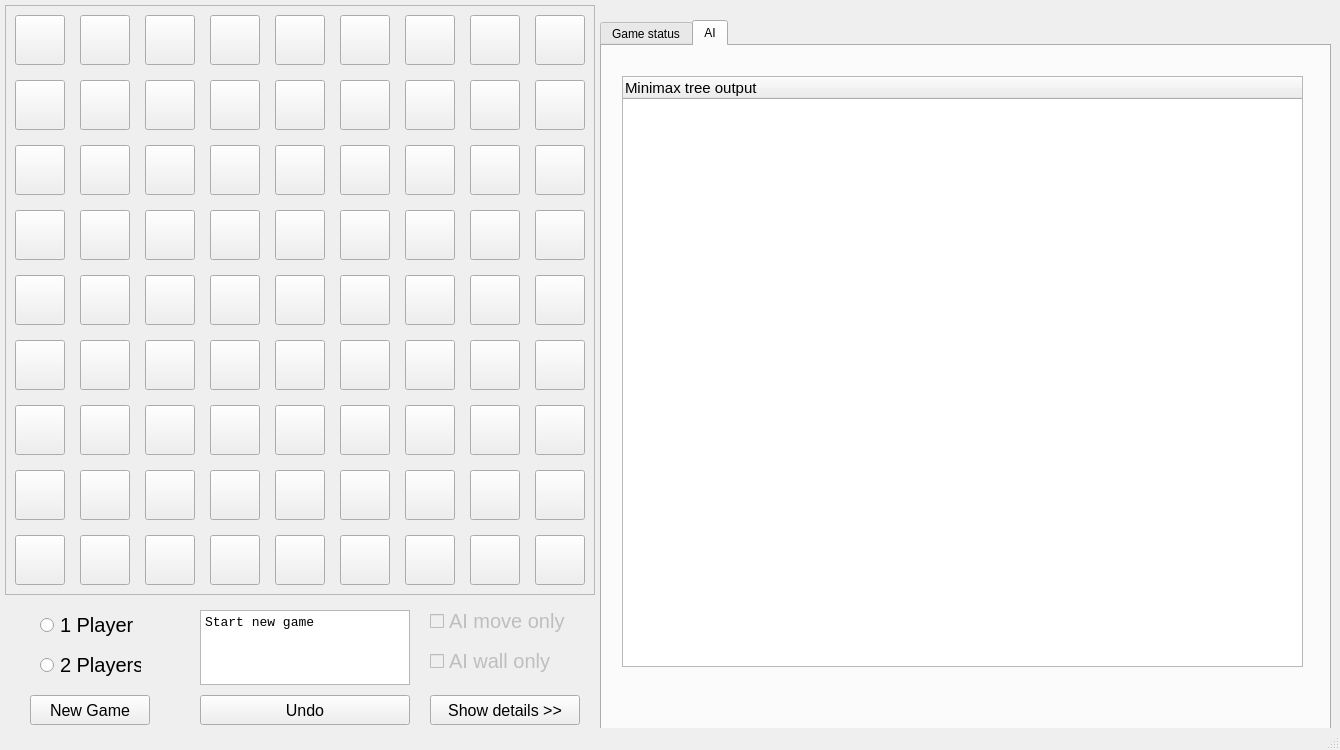
This is quoridor.ui in crimvael/quoridor as Qt 5 draws it before an edit. The edited form follows.
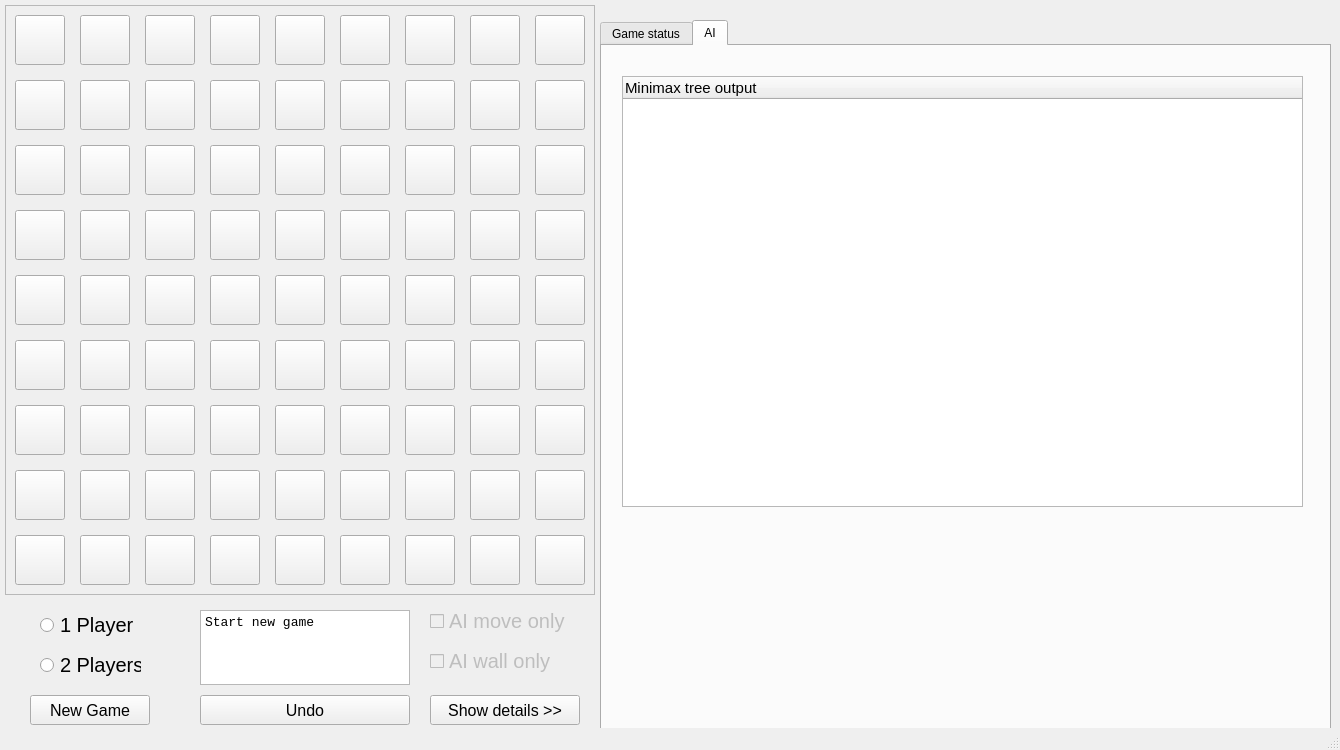
This is the edited form.

Diff of the .ui file:
```diff
--- a/quoridor.ui
+++ b/quoridor.ui
@@ -2231,7 +2231,7 @@
         <x>20</x>
         <y>30</y>
         <width>681</width>
-        <height>591</height>
+        <height>431</height>
        </rect>
       </property>
       <property name="font">
```
